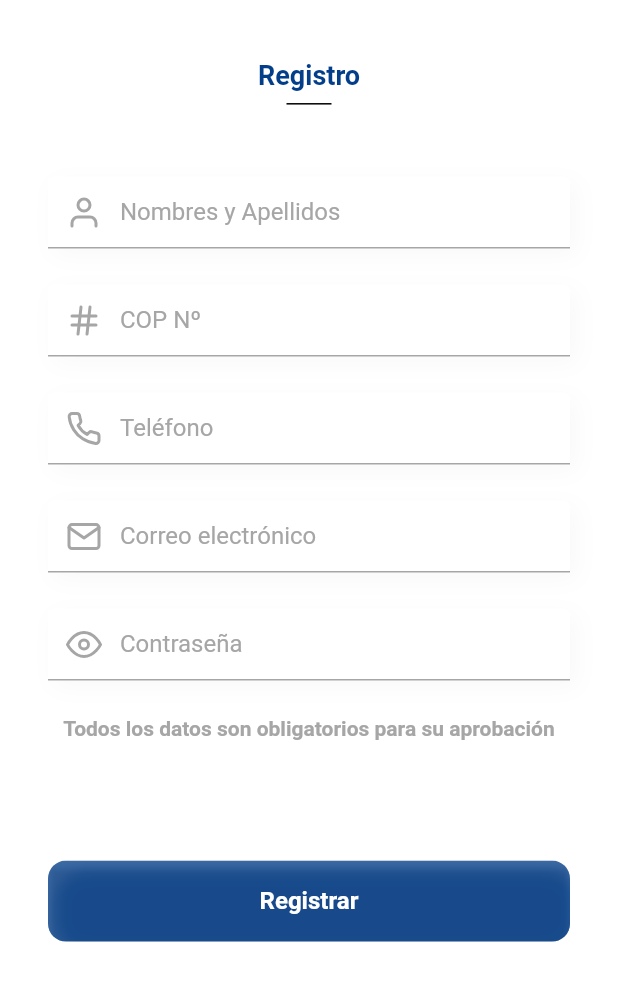
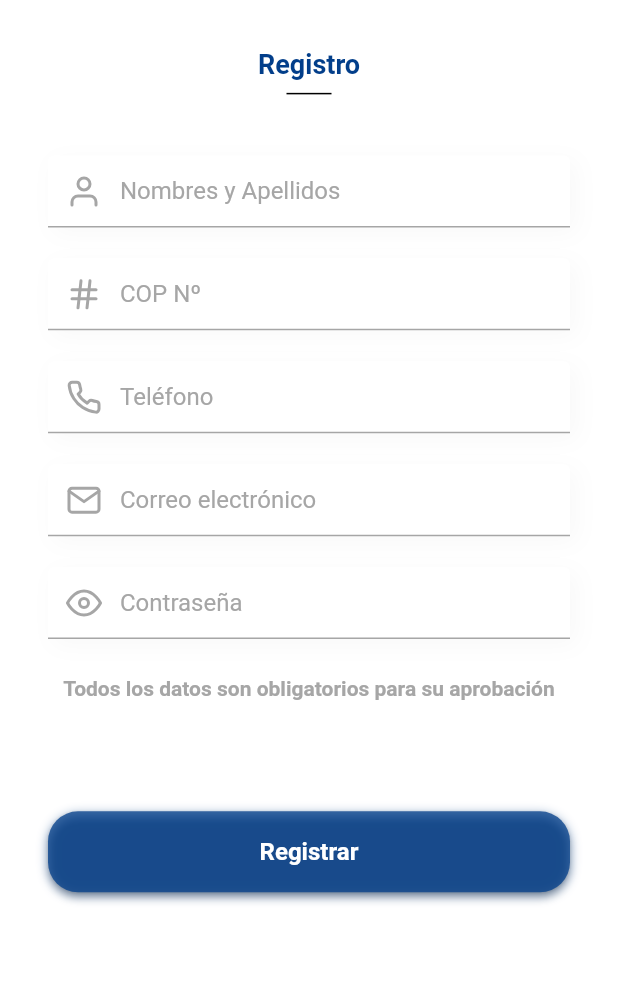
Before and after one commit to dafm10/flutter_app_rdm, a Flutter app: the screen it shows after launch, after a tap on "Regístrate", on a phone screen of 412 x 824 dp, the part 165-1166 px from its top. Run offline on Flutter 3.47's test engine with Material 2 defaults, Android fonts, the phone set to English and light mode, and no system bars; our stand-ins replace flutter_svg, lottie, shared_preferences; network calls fail.

```diff
--- a/lib/main.dart
+++ b/lib/main.dart
@@ -1,6 +1,6 @@
 import 'package:flutter/material.dart';
 import 'package:flutter_app_rdm/pages/doctor/pages.dart';
-import 'utils/constants.dart';
+import 'package:flutter_app_rdm/utils/utils.dart';
 
 void main() {
   runApp(const MyApp());
--- a/lib/pages/doctor/login_doctor_page.dart
+++ b/lib/pages/doctor/login_doctor_page.dart
@@ -1,9 +1,8 @@
 import 'package:flutter/material.dart';
 import 'package:flutter_app_rdm/pages/doctor/pages.dart';
-import 'package:flutter_app_rdm/utils/constants.dart';
-import 'package:flutter_app_rdm/utils/responsive.dart';
+import 'package:flutter_app_rdm/utils/utils.dart';
 import 'package:flutter_app_rdm/widget/widgets.dart';
-import 'package:flutter_svg/flutter_svg.dart';
+import 'package:lottie/lottie.dart';
 
 class LoginDoctorPage extends StatefulWidget {
   const LoginDoctorPage({super.key});
@@ -17,8 +16,13 @@ class _LoginDoctorPageState extends State<LoginDoctorPage> {
   final TextEditingController _emailController = TextEditingController();
   final TextEditingController _passwordController = TextEditingController();
 
+  login() {
+    if (_formKey.currentState!.validate()) {}
+  }
+
   @override
   Widget build(BuildContext context) {
+    ResponsiveUI responsive = ResponsiveUI(context);
     return Scaffold(
       body: Stack(
         children: [
@@ -45,7 +49,7 @@ class _LoginDoctorPageState extends State<LoginDoctorPage> {
                   ),
                 ),
               ),
-              const SizedBox(height: 40.0),
+              SizedBox(height: responsive.hp(4)),
               Column(
                 children: [
                   const Text(
@@ -56,7 +60,7 @@ class _LoginDoctorPageState extends State<LoginDoctorPage> {
                       fontWeight: FontWeight.w700,
                     ),
                   ),
-                  const SizedBox(height: 8.0),
+                  SizedBox(height: responsive.hp(1)),
                   Container(
                     width: 30.0,
                     height: 1.0,
@@ -64,7 +68,7 @@ class _LoginDoctorPageState extends State<LoginDoctorPage> {
                   ),
                 ],
               ),
-              const SizedBox(height: 32.0),
+              SizedBox(height: responsive.hp(4)),
               Expanded(
                 flex: 4,
                 child: Container(
@@ -82,17 +86,15 @@ class _LoginDoctorPageState extends State<LoginDoctorPage> {
                             maxLines: 1,
                             hintText: "Correo electrónico",
                             icon: "mail",
-                            textInputType: TextInputType.text,
                             controller: _emailController,
+                            isNumeric: false,
                           ),
-                          const SizedBox(height: 24.0),
+                          SizedBox(height: responsive.hp(3)),
                           TextFieldPasswordWidget(
                             validator: true,
                             controller: _passwordController,
                           ),
-                          const SizedBox(
-                            height: 28.0,
-                          ),
+                          SizedBox(height: responsive.hp(3)),
                           Align(
                             alignment: Alignment.centerRight,
                             child: GestureDetector(
@@ -114,10 +116,11 @@ class _LoginDoctorPageState extends State<LoginDoctorPage> {
                               ),
                             ),
                           ),
-                          const SizedBox(height: 51.0),
+                          SizedBox(height: responsive.hp(5.5)),
                           ElevatedButtonWidget(
                             title: "Iniciar Sesión",
                             onFunction: () {
+                              // login();
                               Navigator.push(
                                 context,
                                 MaterialPageRoute(
@@ -126,7 +129,7 @@ class _LoginDoctorPageState extends State<LoginDoctorPage> {
                               );
                             },
                           ),
-                          const SizedBox(height: 25.0),
+                          SizedBox(height: responsive.hp(3)),
                           Row(
                             mainAxisAlignment: MainAxisAlignment.spaceEvenly,
                             children: [
@@ -159,14 +162,12 @@ class _LoginDoctorPageState extends State<LoginDoctorPage> {
                               ),
                             ],
                           ),
-                          const SizedBox(
-                            height: 30.0,
-                          ),
                           Align(
                             alignment: Alignment.bottomCenter,
-                            child: SvgPicture.asset(
-                              "assets/images/login-draw.svg",
-                              height: 200,
+                            child: Lottie.network(
+                              "https://assets1.lottiefiles.com/packages/lf20_KvK0ZJBQzu.json",
+                              animate: false,
+                              height: 280.0,
                             ),
                           ),
                         ],
--- a/lib/pages/doctor/register_doctor_page.dart
+++ b/lib/pages/doctor/register_doctor_page.dart
@@ -1,6 +1,5 @@
 import 'package:flutter/material.dart';
-import 'package:flutter_app_rdm/utils/constants.dart';
-import 'package:flutter_app_rdm/utils/responsive.dart';
+import 'package:flutter_app_rdm/utils/utils.dart';
 import 'package:flutter_app_rdm/widget/widgets.dart';
 
 class RegisterDoctorPage extends StatefulWidget {
@@ -20,6 +19,7 @@ class _RegisterDoctorPageState extends State<RegisterDoctorPage> {
 
   @override
   Widget build(BuildContext context) {
+    ResponsiveUI responsive = ResponsiveUI(context);
     return Scaffold(
       appBar: PreferredSize(
         preferredSize: const Size.fromHeight(30.0),
@@ -53,7 +53,7 @@ class _RegisterDoctorPageState extends State<RegisterDoctorPage> {
                         width: ResponsiveUI(context).wp(48),
                       ),
                     ),
-                    const SizedBox(height: 40.0),
+                    SizedBox(height: responsive.hp(4)),
                     const Text(
                       "Registro",
                       style: TextStyle(
@@ -62,7 +62,7 @@ class _RegisterDoctorPageState extends State<RegisterDoctorPage> {
                         fontWeight: FontWeight.w700,
                       ),
                     ),
-                    const SizedBox(height: 8.0),
+                    SizedBox(height: responsive.hp(1)),
                     Container(
                       width: 30.0,
                       height: 1.0,
@@ -71,7 +71,7 @@ class _RegisterDoctorPageState extends State<RegisterDoctorPage> {
                   ],
                 ),
               ),
-              const SizedBox(height: 32.0),
+              SizedBox(height: responsive.hp(3)),
               Expanded(
                 flex: 4,
                 child: Container(
@@ -89,39 +89,41 @@ class _RegisterDoctorPageState extends State<RegisterDoctorPage> {
                             maxLines: 1,
                             hintText: "Nombres y Apellidos",
                             icon: "user",
-                            textInputType: TextInputType.text,
                             controller: _nameController,
+                            isNumeric: false,
                           ),
-                          const SizedBox(height: 24.0),
+                          SizedBox(height: responsive.hp(2.5)),
                           TextFieldNormalWidget(
                             maxLines: 1,
                             hintText: "COP Nº",
                             icon: "hash",
-                            textInputType: TextInputType.number,
                             controller: _copController,
+                            isNumeric: true,
+                            typeInput: TypeInputTextField.dni,
                           ),
-                          const SizedBox(height: 24.0),
+                          SizedBox(height: responsive.hp(2.5)),
                           TextFieldNormalWidget(
                             maxLines: 1,
                             hintText: "Teléfono",
                             icon: "phone",
-                            textInputType: TextInputType.number,
                             controller: _phoneController,
+                            isNumeric: true,
+                            typeInput: TypeInputTextField.phone,
                           ),
-                          const SizedBox(height: 24.0),
+                          SizedBox(height: responsive.hp(2.5)),
                           TextFieldNormalWidget(
                             maxLines: 1,
                             hintText: "Correo electrónico",
                             icon: "mail",
-                            textInputType: TextInputType.text,
                             controller: _emailController,
+                            isNumeric: false,
                           ),
-                          const SizedBox(height: 24.0),
+                          SizedBox(height: responsive.hp(2.5)),
                           TextFieldPasswordWidget(
                             validator: true,
                             controller: _passwordController,
                           ),
-                          const SizedBox(height: 24.0),
+                          SizedBox(height: responsive.hp(3)),
                           const Text(
                             "Todos los datos son obligatorios para su aprobación",
                             style: TextStyle(
@@ -129,7 +131,7 @@ class _RegisterDoctorPageState extends State<RegisterDoctorPage> {
                               fontWeight: FontWeight.bold,
                             ),
                           ),
-                          const SizedBox(height: 80.0),
+                          SizedBox(height: responsive.hp(9)),
                           ElevatedButtonWidget(
                             title: "Registrar",
                             onFunction: () {},
--- /dev/null
+++ b/lib/utils/helpers.dart
@@ -0,0 +1,5 @@
+enum TypeInputTextField {
+  dni,
+  phone,
+  text,
+}
--- /dev/null
+++ b/lib/utils/utils.dart
@@ -0,0 +1,4 @@
+export 'constants.dart';
+export 'responsive.dart';
+export 'sp_global.dart';
+export 'helpers.dart';
--- a/lib/widget/elevated_button_widget.dart
+++ b/lib/widget/elevated_button_widget.dart
@@ -13,25 +13,29 @@ class ElevatedButtonWidget extends StatelessWidget {
 
   @override
   Widget build(BuildContext context) {
-    return ClipRRect(
-      borderRadius: BorderRadius.circular(12.0),
-      child: Container(
+    return Container(
       height: 54.0,
       width: double.infinity,
-        decoration:
-            BoxDecoration(borderRadius: BorderRadius.circular(20), boxShadow: [
+      decoration: BoxDecoration(
+        borderRadius: BorderRadius.circular(20),
+        boxShadow: [
           BoxShadow(
             color: priColor.withOpacity(0.5),
-            blurRadius: 7.0,
-            offset: const Offset(5, 7),
+            blurRadius: 6.0,
+            offset: const Offset(0, 2),
           ),
-        ]),
+        ],
+      ),
       child: ElevatedButton(
         onPressed: () {
           onFunction();
         },
         style: ElevatedButton.styleFrom(
           backgroundColor: priColor.withOpacity(0.76),
+          shape: RoundedRectangleBorder(
+            borderRadius: BorderRadius.circular(20),
+            side: BorderSide.none,
+          ),
         ),
         child: Text(
           title,
@@ -41,7 +45,6 @@ class ElevatedButtonWidget extends StatelessWidget {
           ),
         ),
       ),
-      ),
     );
   }
 }
--- a/lib/widget/textfield_normal_widget.dart
+++ b/lib/widget/textfield_normal_widget.dart
@@ -1,24 +1,26 @@
 import 'package:flutter/material.dart';
 import 'package:flutter/services.dart';
-import 'package:flutter_app_rdm/utils/constants.dart';
+import 'package:flutter_app_rdm/utils/utils.dart';
 import 'package:flutter_svg/flutter_svg.dart';
 
 class TextFieldNormalWidget extends StatelessWidget {
-  final String hintText;
-  final String icon;
-  final TextEditingController? controller;
-  final TextInputType? textInputType;
-  final int? maxLines;
-  final bool? isNumeric;
+  String hintText;
+  String icon;
+  TextEditingController? controller;
+  TextInputType? textInputType;
+  TypeInputTextField? typeInput;
+  int? maxLines;
+  bool isNumeric;
 
-  const TextFieldNormalWidget({
+  TextFieldNormalWidget({
     super.key,
     required this.hintText,
     required this.icon,
+    required this.isNumeric,
     this.controller,
     this.textInputType,
     this.maxLines,
-    this.isNumeric,
+    this.typeInput,
   });
 
   @override
@@ -34,8 +36,13 @@ class TextFieldNormalWidget extends StatelessWidget {
       child: TextFormField(
         maxLines: maxLines,
         controller: controller,
-        keyboardType: textInputType,
-        inputFormatters: isNumeric != null
+        maxLength: isNumeric
+            ? typeInput == TypeInputTextField.dni
+                ? 8
+                : 9
+            : null,
+        keyboardType: isNumeric ? TextInputType.number : TextInputType.text,
+        inputFormatters: isNumeric
             ? [
                 FilteringTextInputFormatter.allow(RegExp(r'[0-9.]')),
               ]
@@ -49,6 +56,7 @@ class TextFieldNormalWidget extends StatelessWidget {
           ),
           filled: true,
           fillColor: Colors.white,
+          counterText: "",
           prefixIcon: SvgPicture.asset(
             "assets/icons/$icon.svg",
             height: 20.0,
@@ -79,7 +87,7 @@ class TextFieldNormalWidget extends StatelessWidget {
               style: BorderStyle.solid,
             ),
           ),
-          errorBorder: const OutlineInputBorder(
+          errorBorder: const UnderlineInputBorder(
             borderSide: BorderSide(
               width: 1.0,
               color: grayColor,
--- a/lib/widget/textfield_password_widget.dart
+++ b/lib/widget/textfield_password_widget.dart
@@ -1,5 +1,5 @@
 import 'package:flutter/material.dart';
-import 'package:flutter_app_rdm/utils/constants.dart';
+import 'package:flutter_app_rdm/utils/utils.dart';
 import 'package:flutter_svg/flutter_svg.dart';
 
 // ignore: must_be_immutable
@@ -85,7 +85,7 @@ class _TextFieldPasswordWidgetState extends State<TextFieldPasswordWidget> {
               style: BorderStyle.solid,
             ),
           ),
-          errorBorder: const OutlineInputBorder(
+          errorBorder: const UnderlineInputBorder(
             borderSide: BorderSide(
               width: 1.0,
               color: grayColor,
--- a/pubspec.yaml
+++ b/pubspec.yaml
@@ -33,7 +33,9 @@ dependencies:
     sdk: flutter
   flutter_svg: ^2.0.5
   google_fonts: ^4.0.4
+  lottie: ^2.3.2
   material_design_icons_flutter: ^6.0.7096
+  shared_preferences: ^2.1.1
 
 dev_dependencies:
   flutter_lints: ^2.0.0
```
Also changed, not shown: lib/pages/doctor/home_doctor_page.dart (+8 -9 lines), lib/pages/doctor/info_doctor_page.dart (+15 -10 lines), lib/pages/doctor/register_patients_page.dart (+5 -4 lines), lib/pages/doctor/restart_password_page.dart (+11 -4 lines), lib/utils/sp_global.dart (added, +39 -0 lines), pubspec.lock, 1 other file. Lines whose indentation alone changed are shown as unchanged.
